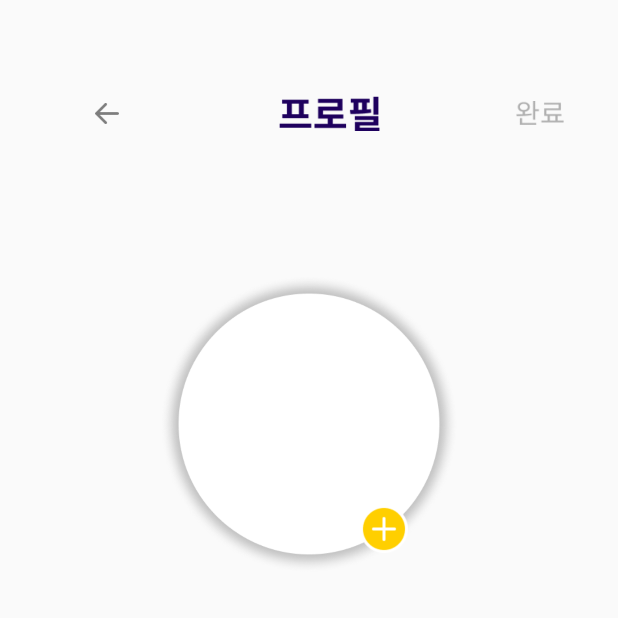
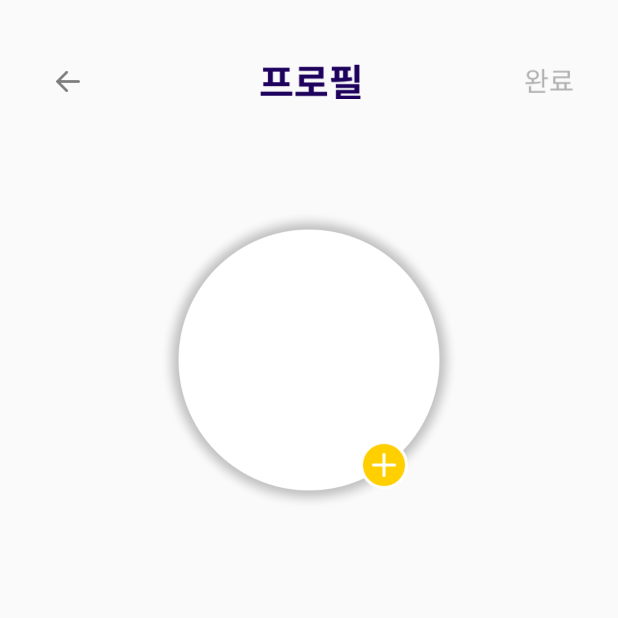
Before and after one commit to Corn-Farmer/CornFarmer-Android, an Android app: the JoinProfileActivity screen opened directly, with no data from a screen before it, on a phone screen of 412 x 824 dp, the top half of it. Run offline under Robolectric (Android 15) with nearby library versions, the light colour scheme and no system bars.

Commit message:
feat: join 프로필 디자인
join 프로필 디자인 dp 수정

```diff
--- a/app/src/main/res/layout/activity_join_profile.xml
+++ b/app/src/main/res/layout/activity_join_profile.xml
@@ -12,11 +12,7 @@
         android:layout_height="14dp"
         android:layout_marginStart="37dp"
         android:layout_marginTop="47dp"
-        android:layout_marginEnd="307dp"
-        android:layout_marginBottom="79dp"
         android:src="@drawable/back_arrow"
-        app:layout_constraintBottom_toTopOf="@+id/profile_image_rl"
-        app:layout_constraintEnd_toEndOf="parent"
         app:layout_constraintStart_toStartOf="parent"
         app:layout_constraintTop_toTopOf="parent" />
 
@@ -24,57 +20,47 @@
         android:id="@+id/profile_profile_iv"
         android:layout_width="67dp"
         android:layout_height="28dp"
-        android:layout_marginStart="94dp"
+        android:layout_marginStart="147dp"
         android:layout_marginTop="40dp"
         android:layout_marginEnd="146dp"
         android:src="@drawable/profile_profile"
-        app:layout_constraintBottom_toTopOf="@+id/profile_image_rl"
         app:layout_constraintEnd_toEndOf="parent"
-        app:layout_constraintStart_toEndOf="@+id/profile_back_iv"
+        app:layout_constraintStart_toStartOf="parent"
         app:layout_constraintTop_toTopOf="parent" />
 
     <LinearLayout
         android:id="@+id/profile_finish_iv"
         android:layout_width="32dp"
-        android:layout_marginStart="84dp"
+        android:layout_height="20dp"
         android:layout_marginTop="44dp"
         android:layout_marginEnd="30dp"
-        android:layout_marginBottom="76dp"
-        app:layout_constraintBottom_toTopOf="@+id/profile_image_rl"
         app:layout_constraintEnd_toEndOf="parent"
-        app:layout_constraintStart_toEndOf="@+id/profile_profile_iv"
-        app:layout_constraintTop_toTopOf="parent"
-        android:layout_height="20dp">
+        app:layout_constraintTop_toTopOf="parent">
 
         <ImageView
             android:layout_width="32dp"
             android:layout_height="20dp"
-            android:src="@drawable/profile_finish"
-            />
+            android:src="@drawable/profile_finish" />
 
         <ImageView
             android:layout_width="32dp"
             android:layout_height="20dp"
-            android:visibility="gone"
             android:src="@drawable/profile_next"
-            />
+            android:visibility="gone" />
 
     </LinearLayout>
-
 
 
     <RelativeLayout
         android:id="@+id/profile_image_rl"
         android:layout_width="200dp"
+        android:layout_height="200dp"
         android:layout_marginStart="80dp"
         android:layout_marginTop="72dp"
         android:layout_marginEnd="80dp"
-        android:layout_marginBottom="420dp"
-        app:layout_constraintBottom_toBottomOf="parent"
         app:layout_constraintEnd_toEndOf="parent"
         app:layout_constraintStart_toStartOf="parent"
-        app:layout_constraintTop_toBottomOf="@id/profile_profile_iv"
-        android:layout_height="200dp">
+        app:layout_constraintTop_toBottomOf="@id/profile_profile_iv">
 
         <ImageView
             android:id="@+id/profile_image_iv"
@@ -87,42 +73,10 @@
             android:layout_width="32dp"
             android:layout_height="32dp"
             android:layout_marginStart="134dp"
+            android:layout_marginTop="154dp"
             android:layout_marginEnd="34dp"
-            android:layout_marginTop="154dp"
             android:src="@drawable/profile_image_plus" />
 
     </RelativeLayout>
 
-
-
-    <!--    <RelativeLayout-->
-    <!--        android:layout_width="match_parent"-->
-    <!--        app:layout_constraintStart_toStartOf="parent"-->
-    <!--        app:layout_constraintEnd_toEndOf="parent"-->
-    <!--        app:layout_constraintTop_toTopOf="parent"-->
-    <!--        android:layout_marginTop="100dp"-->
-    <!--        android:gravity="center"-->
-    <!--        android:layout_height="wrap_content">-->
-
-    <!--        <de.hdodenhof.circleimageview.CircleImageView-->
-    <!--            android:id="@+id/profile_image_civ"-->
-    <!--            android:layout_width="200dp"-->
-    <!--            android:layout_height="200dp"-->
-    <!--            android:background="@drawable/round_image_shadow"-->
-    <!--            />-->
-
-    <!--        <ImageView-->
-    <!--            android:id="@+id/profile_plus_iv"-->
-    <!--            android:layout_width="30dp"-->
-    <!--            android:layout_height="30dp"-->
-    <!--            android:layout_alignEnd="@+id/profile_image_civ"-->
-    <!--            android:layout_alignBottom="@+id/profile_image_civ"-->
-    <!--            android:layout_marginEnd="30dp"-->
-    <!--            android:layout_marginBottom="15dp"-->
-    <!--            android:src="@drawable/ic_baseline_add_circle_24" />-->
-
-
-    <!--    </RelativeLayout>-->
-
-
 </androidx.constraintlayout.widget.ConstraintLayout>
--- a/app/src/main/res/layout/activity_login.xml
+++ b/app/src/main/res/layout/activity_login.xml
@@ -13,9 +13,7 @@
         android:layout_marginStart="108dp"
         android:layout_marginTop="204dp"
         android:layout_marginEnd="105dp"
-        android:layout_marginBottom="464dp"
         android:src="@drawable/cornfarmer_logo"
-        app:layout_constraintBottom_toBottomOf="parent"
         app:layout_constraintEnd_toEndOf="parent"
         app:layout_constraintStart_toStartOf="parent"
         app:layout_constraintTop_toTopOf="parent" />
```
